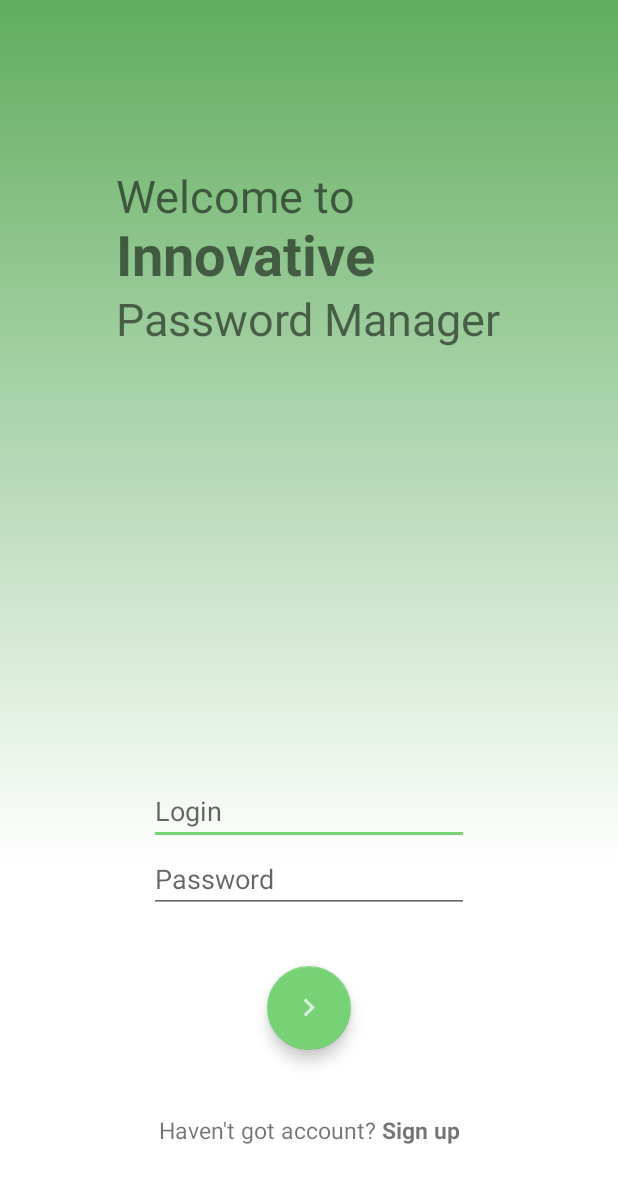
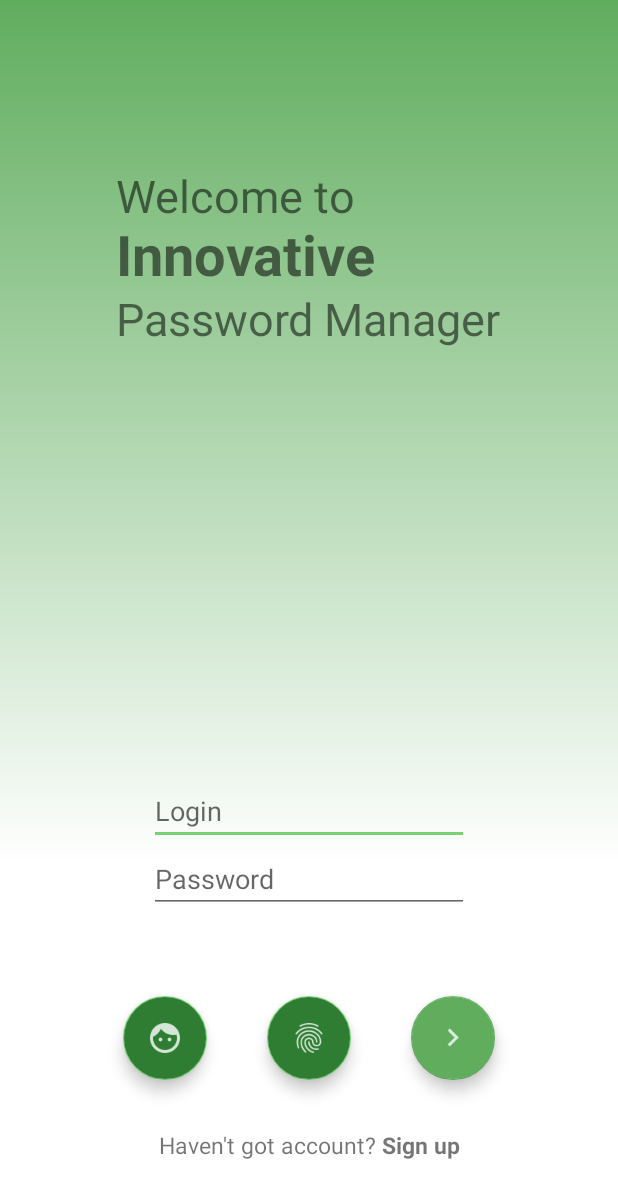
Before and after one commit to BorisAnimal/InnovativePasswordManager, an Android app: the screen it shows after launch (LoginActivity), on a phone screen of 412 x 824 dp. Shown: the top 1198 px of the screen. Run offline under Robolectric (Android 15) with nearby library versions, the phone set to English and light mode, and no system bars; our stand-ins replace ButterKnife.

Commit message:
add fingerprint and ficeId buttons

```diff
--- a/app/src/main/res/layout/activity_login_screen.xml
+++ b/app/src/main/res/layout/activity_login_screen.xml
@@ -49,17 +49,48 @@
             android:hint="@string/password"
             android:inputType="textPassword" />
 
+        <LinearLayout
+            android:layout_width="match_parent"
+            android:layout_height="wrap_content"
+            android:layout_alignParentEnd="true"
+            android:orientation="horizontal"
+            android:gravity="center"
+            android:layout_centerHorizontal="true"
+            android:layout_marginTop="-180dp"
+            android:layout_below="@+id/master_password">
+
+            <android.support.design.widget.FloatingActionButton
+                android:id="@+id/face_button"
+                android:layout_width="wrap_content"
+                android:layout_height="wrap_content"
+                android:layout_margin="20dp"
+                android:clickable="true"
+                android:focusable="true"
+                android:backgroundTint="@color/colorPrimary"
+                app:srcCompat="@drawable/ic_face" />
+
+            <android.support.design.widget.FloatingActionButton
+                android:id="@+id/finger_button"
+                android:layout_width="wrap_content"
+                android:layout_height="wrap_content"
+                android:layout_margin="20dp"
+                android:clickable="true"
+                android:focusable="true"
+                android:backgroundTint="@color/colorPrimary"
+                app:srcCompat="@drawable/ic_fingerprint" />
 
             <android.support.design.widget.FloatingActionButton
                 android:id="@+id/master_button"
                 android:layout_width="wrap_content"
                 android:layout_height="wrap_content"
-            android:layout_below="@+id/master_password"
-            android:layout_marginTop="-180dp"
-            android:layout_centerHorizontal="true"
+                android:layout_margin="20dp"
                 android:clickable="true"
                 android:focusable="true"
+                app:backgroundTint="@color/colorPrimaryLight"
                 app:srcCompat="@drawable/ic_arrow" />
+        </LinearLayout>
+
+
 
         <TextView
             android:id="@+id/btn_create_account"
@@ -67,10 +98,12 @@
             android:gravity="center"
             android:layout_height="wrap_content"
             android:layout_alignParentBottom="true"
-            android:layout_marginBottom="60dp"
+            android:layout_marginBottom="50dp"
             android:text=""
             android:textSize="15sp" />
 
 
+
+
     </RelativeLayout>
 </android.support.constraint.ConstraintLayout>
```
Also changed, not shown: app/src/main/res/drawable-hdpi/ic_face.png (added), app/src/main/res/drawable-hdpi/ic_fingerprint.png (added), app/src/main/res/drawable-mdpi/ic_face.png (added), app/src/main/res/drawable-mdpi/ic_fingerprint.png (added), app/src/main/res/drawable-xhdpi/ic_face.png (added), app/src/main/res/drawable-xhdpi/ic_fingerprint.png (added), app/src/main/res/drawable-xxhdpi/ic_face.png (added), app/src/main/res/drawable-xxhdpi/ic_fingerprint.png (added). Lines whose indentation alone changed are shown as unchanged.
